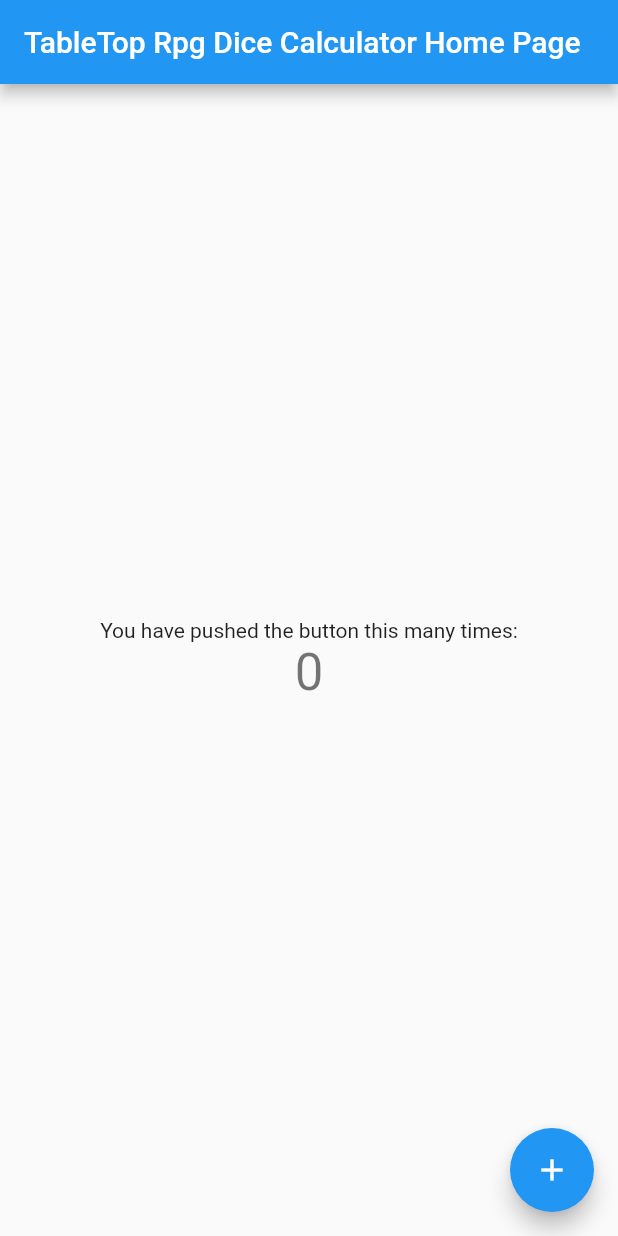
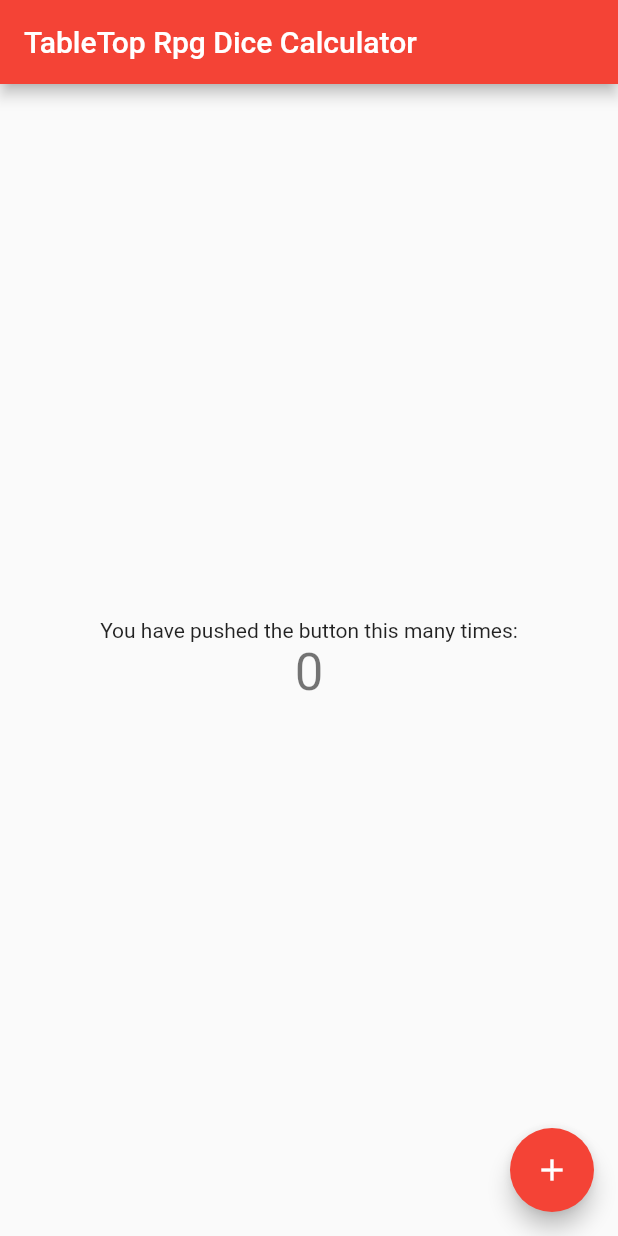
Before and after one commit to heather-cunningham/table-topRpgDiceCalculator, a Flutter app: the screen it shows after launch, on a phone screen of 412 x 824 dp. Run offline on Flutter 3.47's test engine with Material 2 defaults, Android fonts, the phone set to English and light mode, and no system bars.

```diff
--- a/lib/main.dart
+++ b/lib/main.dart
@@ -14,17 +14,9 @@ class TableTopRpgDiceCalculator extends StatelessWidget {
       title: 'TableTop Rpg Dice Calculator',
       theme: ThemeData(
         // This is the theme of your application.
-        //
-        // Try running your application with "flutter run". You'll see the
-        // application has a blue toolbar. Then, without quitting the app, try
-        // changing the primarySwatch below to Colors.green and then invoke
-        // "hot reload" (press "r" in the console where you ran "flutter run",
-        // or simply save your changes to "hot reload" in a Flutter IDE).
-        // Notice that the counter didn't reset back to zero; the application
-        // is not restarted.
-        primarySwatch: Colors.blue,
+        primarySwatch: Colors.red,
       ),
-      home: const HomePage(title: 'TableTop Rpg Dice Calculator Home Page'),
+      home: const HomePage(title: 'TableTop Rpg Dice Calculator'),
     );
   }
 }
```
